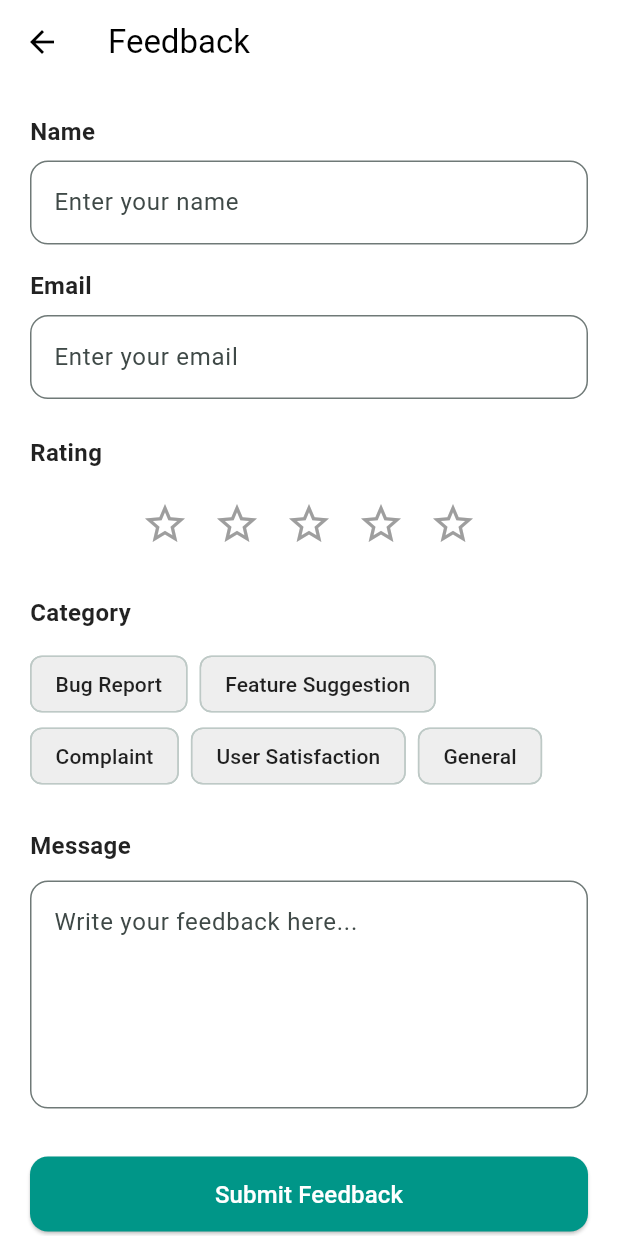
After one commit to khoirul-mustofa/kos29, a Flutter app: the FeedbackView screen opened by its route, on a phone screen of 412 x 824 dp. The commit adds this screen. Run offline on Flutter 3.47's test engine with Material 3 defaults, Android fonts, the phone set to English and light mode, and no system bars; our stand-ins replace cached_network_image, cloud_firestore, dotted_line, firebase_auth, firebase_core, flutter_map and 13 more; accounts and stored records are empty.

Commit message:
feat(feedback): implement Firebase-based feedback system with name/email fields, Firestore integration, form validation, and improved UI

```diff
--- a/lib/app/lang/translation.dart
+++ b/lib/app/lang/translation.dart
@@ -103,6 +103,52 @@ class AppTranslation extends Translations {
       'putra': 'Putra',
       'putri': 'Putri',
       'campur': 'Campur',
+
+      // feedback
+      'feedback': 'Feedback',
+      'feedback_message': 'Message',
+      'feedback_message_hint': 'Write your feedback here...',
+      'feedback_attach_image': 'Attach Image',
+      'feedback_submit': 'Submit Feedback',
+      'feedback_submitting': 'Submitting...',
+      'feedback_success': 'Feedback submitted successfully',
+      'feedback_error': 'Failed to submit feedback',
+      'feedback_no_image': 'No image selected',
+      'feedback_status_pending': 'Pending',
+      'feedback_status_processing': 'Processing',
+      'feedback_status_responded': 'Responded',
+      'feedback_response': 'Developer Response',
+      'feedback_no_feedbacks': 'No feedbacks yet',
+      'feedback_loading': 'Loading feedbacks...',
+      'submit_feedback': 'Submit Feedback',
+
+      // feedback categories
+      'bug_report': 'Bug Report',
+      'feature_suggestion': 'Feature Suggestion',
+      'complaint': 'Complaint',
+      'user_satisfaction': 'User Satisfaction',
+      'general': 'General',
+
+      // feedback messages
+      'rating': 'Rating',
+      'category': 'Category',
+      'please_select_rating': 'Please select a rating',
+      'please_select_category': 'Please select a category',
+      'please_enter_feedback': 'Please enter your feedback',
+      'feedback_submitted': 'Feedback submitted successfully',
+      'failed_to_submit_feedback': 'Failed to submit feedback',
+      'something_went_wrong': 'Something went wrong',
+      'error': 'Error',
+      'success': 'Success',
+
+      // feedback form fields
+      'name': 'Name',
+      'email': 'Email',
+      'enter_name': 'Enter your name',
+      'enter_email': 'Enter your email',
+      'please_enter_name': 'Please enter your name',
+      'please_enter_email': 'Please enter your email',
+      'please_enter_valid_email': 'Please enter a valid email address',
     },
     'id_ID': {
       'hello': 'Halo',
@@ -204,6 +250,52 @@ class AppTranslation extends Translations {
       'putra': 'Putra',
       'putri': 'Putri',
       'campur': 'Campur',
+
+      // feedback
+      'feedback': 'Umpan Balik',
+      'feedback_message': 'Pesan',
+      'feedback_message_hint': 'Tulis umpan balik Anda di sini...',
+      'feedback_attach_image': 'Lampirkan Gambar',
+      'feedback_submit': 'Kirim Umpan Balik',
+      'feedback_submitting': 'Mengirim...',
+      'feedback_success': 'Umpan balik berhasil dikirim',
+      'feedback_error': 'Gagal mengirim umpan balik',
+      'feedback_no_image': 'Tidak ada gambar yang dipilih',
+      'feedback_status_pending': 'Menunggu',
+      'feedback_status_processing': 'Diproses',
+      'feedback_status_responded': 'Direspon',
+      'feedback_response': 'Respon Pengembang',
+      'feedback_no_feedbacks': 'Belum ada umpan balik',
+      'feedback_loading': 'Memuat umpan balik...',
+      'submit_feedback': 'Kirim Umpan Balik',
+
+      // feedback categories
+      'bug_report': 'Laporan Bug',
+      'feature_suggestion': 'Saran Fitur',
+      'complaint': 'Keluhan',
+      'user_satisfaction': 'Kepuasan Pengguna',
+      'general': 'Umum',
+
+      // feedback messages
+      'rating': 'Penilaian',
+      'category': 'Kategori',
+      'please_select_rating': 'Silakan pilih penilaian',
+      'please_select_category': 'Silakan pilih kategori',
+      'please_enter_feedback': 'Silakan masukkan umpan balik Anda',
+      'feedback_submitted': 'Umpan balik berhasil dikirim',
+      'failed_to_submit_feedback': 'Gagal mengirim umpan balik',
+      'something_went_wrong': 'Terjadi kesalahan',
+      'error': 'Kesalahan',
+      'success': 'Berhasil',
+
+      // feedback form fields
+      'name': 'Nama',
+      'email': 'Email',
+      'enter_name': 'Masukkan nama Anda',
+      'enter_email': 'Masukkan email Anda',
+      'please_enter_name': 'Silakan masukkan nama Anda',
+      'please_enter_email': 'Silakan masukkan email Anda',
+      'please_enter_valid_email': 'Silakan masukkan alamat email yang valid',
     },
   };
 }
--- a/lib/app/modules/bottom_nav/controllers/bottom_nav_controller.dart
+++ b/lib/app/modules/bottom_nav/controllers/bottom_nav_controller.dart
@@ -4,10 +4,14 @@ import 'package:get/get.dart';
 import 'package:kos29/app/modules/history_search/controllers/history_search_controller.dart';
 
 class BottomNavController extends GetxController {
-  RxInt selectedIndex = 0.obs;
+  final selectedIndex = 0.obs;
   bool get isAuth => FirebaseAuth.instance.currentUser != null;
 
   final PageController pageController = PageController();
+
+  void changePage(int index) {
+    selectedIndex.value = index;
+  }
 
   void changeTabIndexWithAnimation(int index) {
     selectedIndex.value = index;
--- /dev/null
+++ b/lib/app/modules/feedback/bindings/feedback_binding.dart
@@ -0,0 +1,9 @@
+import 'package:get/get.dart';
+import '../controllers/feedback_controller.dart';
+
+class FeedbackBinding extends Bindings {
+  @override
+  void dependencies() {
+    Get.lazyPut<FeedbackController>(() => FeedbackController());
+  }
+}
--- /dev/null
+++ b/lib/app/modules/feedback/controllers/feedback_controller.dart
@@ -0,0 +1,169 @@
+import 'package:get/get.dart';
+import 'package:flutter/material.dart';
+import 'package:cloud_firestore/cloud_firestore.dart';
+import 'package:kos29/app/helper/logger_app.dart';
+
+class FeedbackController extends GetxController {
+  // Controllers
+  final nameController = TextEditingController();
+  final emailController = TextEditingController();
+  final feedbackController = TextEditingController();
+
+  // Observable variables
+  final rating = 0.obs;
+  final selectedCategory = ''.obs;
+  final isLoading = false.obs;
+
+  // Methods to update state
+  void setRating(int value) {
+    rating.value = value;
+  }
+
+  void setCategory(String category) {
+    selectedCategory.value = category;
+  }
+
+  // Form validation
+  bool validateForm() {
+    if (nameController.text.trim().isEmpty) {
+      _showError('please_enter_name'.tr);
+      return false;
+    }
+
+    if (emailController.text.trim().isEmpty) {
+      _showError('please_enter_email'.tr);
+      return false;
+    }
+
+    if (!GetUtils.isEmail(emailController.text.trim())) {
+      _showError('please_enter_valid_email'.tr);
+      return false;
+    }
+
+    if (rating.value == 0) {
+      _showError('please_select_rating'.tr);
+      return false;
+    }
+
+    if (selectedCategory.value.isEmpty) {
+      _showError('please_select_category'.tr);
+      return false;
+    }
+
+    if (feedbackController.text.trim().isEmpty) {
+      _showError('please_enter_feedback'.tr);
+      return false;
+    }
+
+    return true;
+  }
+
+  // Show error message
+  void _showError(String message) {
+    Get.snackbar(
+      'error'.tr,
+      message,
+      snackPosition: SnackPosition.TOP,
+      backgroundColor: Colors.red,
+      colorText: Colors.white,
+      duration: const Duration(seconds: 3),
+      borderRadius: 12,
+      margin: const EdgeInsets.all(10),
+      padding: const EdgeInsets.symmetric(horizontal: 20, vertical: 15),
+      boxShadows: [
+        BoxShadow(
+          color: Colors.black.withValues(alpha: 0.1),
+          blurRadius: 10,
+          offset: const Offset(0, 2),
+        ),
+      ],
+      icon: const Icon(Icons.error, color: Colors.white),
+      animationDuration: const Duration(milliseconds: 500),
+    );
+  }
+
+  // Show success message
+  void _showSuccess(String message) {
+    Get.snackbar(
+      'success'.tr,
+      message,
+      snackPosition: SnackPosition.TOP,
+      backgroundColor: Colors.green.shade400,
+      colorText: Colors.white,
+      borderRadius: 12,
+      margin: const EdgeInsets.all(10),
+      padding: const EdgeInsets.symmetric(horizontal: 20, vertical: 15),
+      boxShadows: [
+        BoxShadow(
+          color: Colors.black.withValues(alpha: 0.1),
+          blurRadius: 10,
+          offset: const Offset(0, 2),
+        ),
+      ],
+      icon: const Icon(Icons.check_circle, color: Colors.white),
+      duration: const Duration(seconds: 2),
+      animationDuration: const Duration(milliseconds: 500),
+      forwardAnimationCurve: Curves.easeOutBack,
+    );
+  }
+
+  // Reset form
+  void _resetForm() {
+    nameController.clear();
+    emailController.clear();
+    feedbackController.clear();
+    rating.value = 0;
+    selectedCategory.value = '';
+  }
+
+  // Submit feedback
+  Future<void> submitFeedback() async {
+    if (!validateForm()) return;
+
+    try {
+      isLoading.value = true;
+
+      await FirebaseFirestore.instance.collection('feedbacks').add({
+        'name': nameController.text.trim(),
+        'email': emailController.text.trim(),
+        'rating': rating.value,
+        'category': selectedCategory.value,
+        'message': feedbackController.text.trim(),
+        'timestamp': FieldValue.serverTimestamp(),
+      });
+
+      _showSuccess('feedback_submitted'.tr);
+      _resetForm();
+    } catch (e) {
+      _showError('failed_to_submit_feedback'.tr);
+      logger.e('Error submitting feedback: $e');
+    } finally {
+      isLoading.value = false;
+    }
+  }
+
+  // Get rating text based on value
+  String getRatingText() {
+    switch (rating.value) {
+      case 1:
+        return 'bad'.tr;
+      case 2:
+        return 'okay'.tr;
+      case 3:
+        return 'good'.tr;
+      case 4:
+      case 5:
+        return 'excellent'.tr;
+      default:
+        return '';
+    }
+  }
+
+  @override
+  void onClose() {
+    nameController.dispose();
+    emailController.dispose();
+    feedbackController.dispose();
+    super.onClose();
+  }
+}
--- /dev/null
+++ b/lib/app/modules/feedback/views/feedback_view.dart
@@ -0,0 +1,234 @@
+import 'package:flutter/material.dart';
+import 'package:get/get.dart';
+import '../controllers/feedback_controller.dart';
+
+class FeedbackView extends GetView<FeedbackController> {
+  const FeedbackView({super.key});
+
+  @override
+  Widget build(BuildContext context) {
+    return Scaffold(
+      appBar: AppBar(title: Text('feedback'.tr), elevation: 0),
+      body: SafeArea(
+        child: SingleChildScrollView(
+          child: Padding(
+            padding: const EdgeInsets.all(20.0),
+            child: Column(
+              crossAxisAlignment: CrossAxisAlignment.start,
+              children: [
+                // Name Field
+                Text(
+                  'name'.tr,
+                  style: const TextStyle(
+                    fontSize: 16,
+                    fontWeight: FontWeight.bold,
+                  ),
+                ),
+                const SizedBox(height: 8),
+                TextField(
+                  controller: controller.nameController,
+                  decoration: InputDecoration(
+                    hintText: 'enter_name'.tr,
+                    border: OutlineInputBorder(
+                      borderRadius: BorderRadius.circular(12),
+                    ),
+                    focusedBorder: OutlineInputBorder(
+                      borderRadius: BorderRadius.circular(12),
+                      borderSide: BorderSide(
+                        color: Theme.of(context).primaryColor,
+                        width: 2,
+                      ),
+                    ),
+                  ),
+                ),
+                const SizedBox(height: 16),
+
+                // Email Field
+                Text(
+                  'email'.tr,
+                  style: const TextStyle(
+                    fontSize: 16,
+                    fontWeight: FontWeight.bold,
+                  ),
+                ),
+                const SizedBox(height: 8),
+                TextField(
+                  controller: controller.emailController,
+                  keyboardType: TextInputType.emailAddress,
+                  decoration: InputDecoration(
+                    hintText: 'enter_email'.tr,
+                    border: OutlineInputBorder(
+                      borderRadius: BorderRadius.circular(12),
+                    ),
+                    focusedBorder: OutlineInputBorder(
+                      borderRadius: BorderRadius.circular(12),
+                      borderSide: BorderSide(
+                        color: Theme.of(context).primaryColor,
+                        width: 2,
+                      ),
+                    ),
+                  ),
+                ),
+                const SizedBox(height: 24),
+
+                // Rating Section
+                Text(
+                  'rating'.tr,
+                  style: const TextStyle(
+                    fontSize: 16,
+                    fontWeight: FontWeight.bold,
+                  ),
+                ),
+                const SizedBox(height: 12),
+                Obx(
+                  () => Row(
+                    mainAxisAlignment: MainAxisAlignment.center,
+                    children: List.generate(5, (index) {
+                      return IconButton(
+                        icon: Icon(
+                          index < controller.rating.value
+                              ? Icons.star
+                              : Icons.star_border,
+                          color:
+                              index < controller.rating.value
+                                  ? Colors.amber
+                                  : Colors.grey,
+                          size: 32,
+                        ),
+                        onPressed: () => controller.setRating(index + 1),
+                      );
+                    }),
+                  ),
+                ),
+                Obx(
+                  () =>
+                      controller.rating.value > 0
+                          ? Center(
+                            child: Text(
+                              controller.getRatingText(),
+                              style: TextStyle(
+                                color: Theme.of(context).primaryColor,
+                                fontWeight: FontWeight.bold,
+                              ),
+                            ),
+                          )
+                          : const SizedBox.shrink(),
+                ),
+                const SizedBox(height: 24),
+
+                // Category Selection
+                Text(
+                  'category'.tr,
+                  style: const TextStyle(
+                    fontSize: 16,
+                    fontWeight: FontWeight.bold,
+                  ),
+                ),
+                const SizedBox(height: 12),
+                Obx(
+                  () => Wrap(
+                    spacing: 8,
+                    children:
+                        [
+                          'bug_report'.tr,
+                          'feature_suggestion'.tr,
+                          'complaint'.tr,
+                          'user_satisfaction'.tr,
+                          'general'.tr,
+                        ].map((category) {
+                          final isSelected =
+                              controller.selectedCategory.value == category;
+                          return ChoiceChip(
+                            label: Text(category),
+                            selected: isSelected,
+                            onSelected: (selected) {
+                              if (selected) {
+                                controller.setCategory(category);
+                              }
+                            },
+                            backgroundColor: Colors.grey[200],
+                            selectedColor: Theme.of(
+                              context,
+                            ).primaryColor.withOpacity(0.2),
+                            labelStyle: TextStyle(
+                              color:
+                                  isSelected
+                                      ? Theme.of(context).primaryColor
+                                      : Colors.black87,
+                            ),
+                          );
+                        }).toList(),
+                  ),
+                ),
+                const SizedBox(height: 24),
+
+                // Feedback Text
+                Text(
+                  'feedback_message'.tr,
+                  style: const TextStyle(
+                    fontSize: 16,
+                    fontWeight: FontWeight.bold,
+                  ),
+                ),
+                const SizedBox(height: 12),
+                TextField(
+                  controller: controller.feedbackController,
+                  maxLines: 5,
+                  decoration: InputDecoration(
+                    hintText: 'feedback_message_hint'.tr,
+                    border: OutlineInputBorder(
+                      borderRadius: BorderRadius.circular(12),
+                    ),
+                    focusedBorder: OutlineInputBorder(
+                      borderRadius: BorderRadius.circular(12),
+                      borderSide: BorderSide(
+                        color: Theme.of(context).primaryColor,
+                        width: 2,
+                      ),
+                    ),
+                  ),
+                ),
+                const SizedBox(height: 32),
+
+                // Submit Button
+                SizedBox(
+                  width: double.infinity,
+                  height: 50,
+                  child: Obx(
+                    () => ElevatedButton(
+                      onPressed:
+                          controller.isLoading.value
+                              ? null
+                              : () => controller.submitFeedback(),
+                      style: ElevatedButton.styleFrom(
+                        shape: RoundedRectangleBorder(
+                          borderRadius: BorderRadius.circular(12),
+                        ),
+                      ),
+                      child:
+                          controller.isLoading.value
+                              ? const SizedBox(
+                                width: 24,
+                                height: 24,
+                                child: CircularProgressIndicator(
+                                  strokeWidth: 2,
+                                  valueColor: AlwaysStoppedAnimation<Color>(
+                                    Colors.white,
+                                  ),
+                                ),
+                              )
+                              : Text(
+                                'submit_feedback'.tr,
+                                style: const TextStyle(fontSize: 16),
+                              ),
+                    ),
+                  ),
+                ),
+              ],
+            ),
+          ),
+        ),
+      ),
+    );
+  }
+}
--- a/lib/app/modules/home/views/home_view.dart
+++ b/lib/app/modules/home/views/home_view.dart
@@ -51,6 +51,14 @@ class HomeView extends GetView<HomeController> {
               controller.showLanguageDialog(context);
             },
             icon: Icon(Icons.language),
+            constraints: BoxConstraints(minWidth: 40, minHeight: 40),
+            padding: EdgeInsets.zero,
+          ),
+          IconButton(
+            onPressed: () {
+              Get.toNamed(Routes.FEEDBACK);
+            },
+            icon: Icon(Icons.feedback_outlined),
             constraints: BoxConstraints(minWidth: 40, minHeight: 40),
             padding: EdgeInsets.zero,
           ),
--- a/lib/app/modules/profile/views/profile_view.dart
+++ b/lib/app/modules/profile/views/profile_view.dart
@@ -105,7 +105,6 @@ class ProfileView extends GetView<ProfileController> {
                     '${'app_version'.tr} ${controller.appVersion}',
                     style: TextStyle(color: Colors.grey, fontSize: 12),
                   ),
-                  const SizedBox(height: 16),
                 ],
               ),
             );
--- a/lib/app/routes/app_pages.dart
+++ b/lib/app/routes/app_pages.dart
@@ -15,6 +15,8 @@ import '../modules/change_location/bindings/change_location_binding.dart';
 import '../modules/change_location/views/change_location_view.dart';
 import '../modules/detail_page/bindings/detail_page_binding.dart';
 import '../modules/detail_page/views/detail_page_view.dart';
+import '../modules/feedback/bindings/feedback_binding.dart';
+import '../modules/feedback/views/feedback_view.dart';
 import '../modules/form_profile/bindings/form_profile_binding.dart';
 import '../modules/form_profile/views/form_profile_view.dart';
 import '../modules/history_search/bindings/history_search_binding.dart';
@@ -158,5 +160,10 @@ class AppPages {
       page: () => const CategoryView(),
       binding: CategoryBinding(),
     ),
+    GetPage(
+      name: _Paths.FEEDBACK,
+      page: () => const FeedbackView(),
+      binding: FeedbackBinding(),
+    ),
   ];
 }
--- a/lib/app/routes/app_routes.dart
+++ b/lib/app/routes/app_routes.dart
@@ -27,6 +27,7 @@ abstract class Routes {
   static const AUTH_RESET_PASSWORD = _Paths.RESET_PASSWORD;
   static const AUTH_MANAGE_USER = _Paths.AUTH_MANAGE_USER;
   static const CATEGORY_PAGE = _Paths.CATEGORY_PAGE;
+  static const FEEDBACK = _Paths.FEEDBACK;
 }
 
 abstract class _Paths {
@@ -55,4 +56,5 @@ abstract class _Paths {
   static const AUTH_RESET_PASSWORD = '/reset-password';
   static const AUTH_MANAGE_USER = '/manage-user';
   static const CATEGORY_PAGE = '/category-page';
+  static const FEEDBACK = '/feedback';
 }
--- a/pubspec.yaml
+++ b/pubspec.yaml
@@ -60,9 +60,6 @@ dependencies:
   dotted_line: ^3.2.3
   shimmer: ^3.0.0
 
-
-
-
 dev_dependencies:
   flutter_lints: ^5.0.0
   flutter_test:
```
Also changed, not shown: pubspec.lock, 1 other file.
